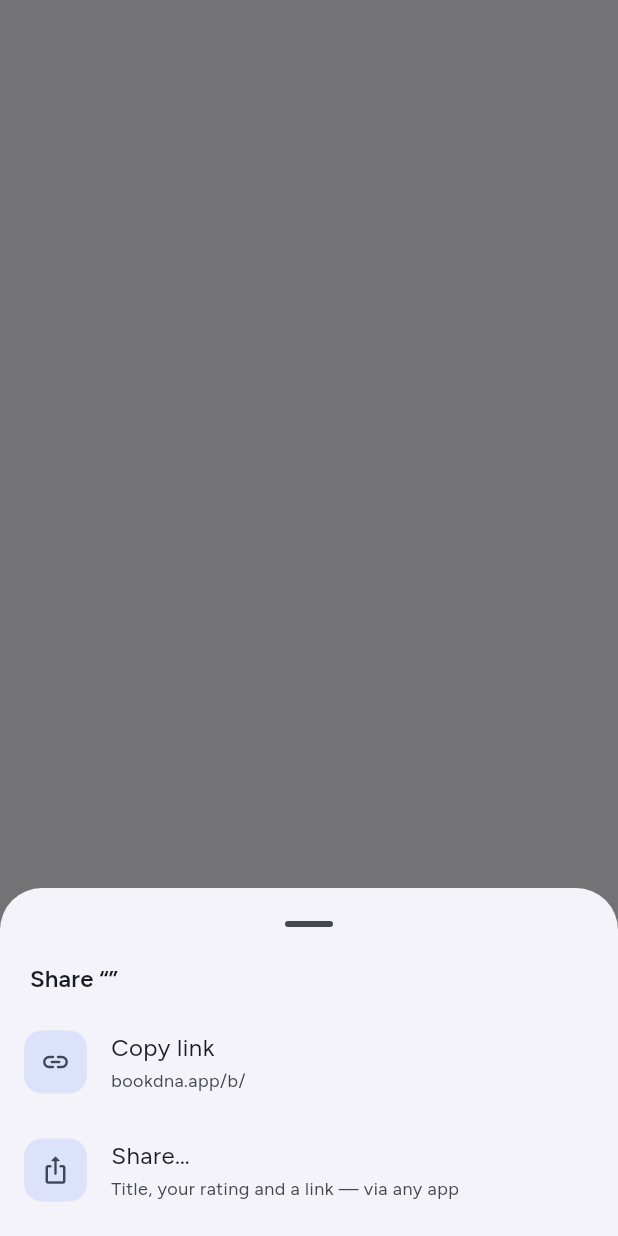
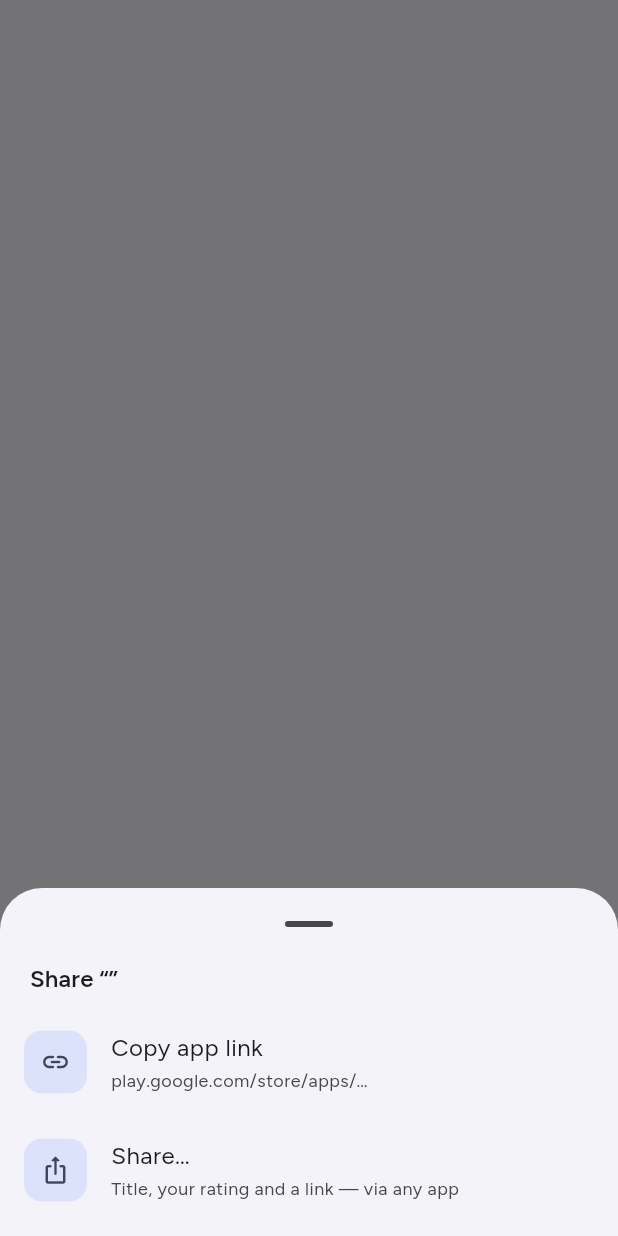
Before and after one commit to MohanKrishnaGR/BookDNA, a Flutter app: what showShareSheet() shows on an empty page, opened directly with empty values, on a phone screen of 412 x 824 dp. Run offline on Flutter 3.47's test engine with Material 3 defaults, Android fonts, the phone set to English and light mode, and no system bars; our stand-ins replace connectivity_plus, drift, drift_flutter, firebase_analytics, firebase_core, firebase_crashlytics and 12 more; missing offline and left inert: mobile_scanner; accounts and stored records are empty; generated files the repository leaves out were written again; statements that could not run were skipped.

Commit message:
Point share/invite links at the Play Store listing; bump to 1.0.0+8
bookdna.app doesn't exist — the invite message and the book share sheet
(share text + copy link) now use the real Play Store URL, centralized in
kPlayStoreUrl (lib/core/utils/links.dart).

```diff
--- /dev/null
+++ b/lib/core/utils/links.dart
@@ -0,0 +1,6 @@
+/// Public links shared out of the app (invites, book shares).
+///
+/// There is no bookdna.app web presence yet — everything points at the
+/// Play Store listing, which is the one URL that actually resolves.
+const String kPlayStoreUrl =
+    'https://play.google.com/store/apps/details?id=com.bookdna.bookdna';
--- a/lib/features/book_details/sheets.dart
+++ b/lib/features/book_details/sheets.dart
@@ -9,6 +9,7 @@ import '../../core/db/database.dart';
 import '../../core/models/book_status.dart';
 import '../../core/providers.dart';
 import '../../core/utils/format.dart';
+import '../../core/utils/links.dart';
 import '../../widgets/common.dart';
 import '../../widgets/stars.dart';
 
@@ -81,16 +82,15 @@ void showNoteSheet(BuildContext context, WidgetRef ref, Book book) {
 // ───────────────────────── Share sheet ─────────────────────────
 
 void showShareSheet(BuildContext context, Book book) {
-  final slug = (book.isbn != null && book.isbn!.isNotEmpty)
-      ? book.isbn!
-      : book.id;
-  final link = 'https://bookdna.app/b/$slug';
+  // No per-book web pages yet — the Play Store listing is the only link
+  // that resolves, so both actions share it.
+  const link = kPlayStoreUrl;
   final rating = book.rating;
   final shareText = [
     '📚 ${book.title}${book.author.isEmpty ? '' : ' — ${book.author}'}',
     if (rating != null && rating > 0)
       'My rating: ${'★' * rating}${'☆' * (5 - rating)}',
-    'From my BookDNA shelf: $link',
+    'From my BookDNA shelf — get the app: $link',
   ].join('\n');
 
   showModalBottomSheet(
@@ -136,9 +136,9 @@ void showShareSheet(BuildContext context, Book book) {
             ),
             item(
                 Icons.link_rounded,
-                'Copy link',
-                'bookdna.app/b/$slug',
-                () => Clipboard.setData(ClipboardData(text: link)),
+                'Copy app link',
+                'play.google.com/store/apps/…',
+                () => Clipboard.setData(const ClipboardData(text: link)),
                 'Link copied'),
             item(
                 Icons.ios_share_rounded,
--- a/lib/features/community/community_screen.dart
+++ b/lib/features/community/community_screen.dart
@@ -6,6 +6,7 @@ import 'package:share_plus/share_plus.dart';
 import '../../app/theme/book_accent.dart';
 import '../../core/providers.dart';
 import '../../core/utils/format.dart';
+import '../../core/utils/links.dart';
 import '../../widgets/common.dart';
 import 'challenge_card.dart';
 import 'challenges_providers.dart';
@@ -54,7 +55,7 @@ class CommunityScreen extends ConsumerWidget {
                       text:
                           'I track my bookshelf, streaks and reading DNA '
                           'with BookDNA — join me! '
-                          'https://bookdna.app')),
+                          '$kPlayStoreUrl')),
                   icon: const Icon(Icons.person_add_rounded),
                 ),
               ],
--- a/pubspec.yaml
+++ b/pubspec.yaml
@@ -16,7 +16,7 @@ publish_to: 'none' # Remove this line if you wish to publish to pub.dev
 # https://developer.apple.com/library/archive/documentation/General/Reference/InfoPlistKeyReference/Articles/CoreFoundationKeys.html
 # In Windows, build-name is used as the major, minor, and patch parts
 # of the product and file versions while build-number is used as the build suffix.
-version: 1.0.0+7
+version: 1.0.0+8
 
 environment:
   sdk: ^3.10.8
```
